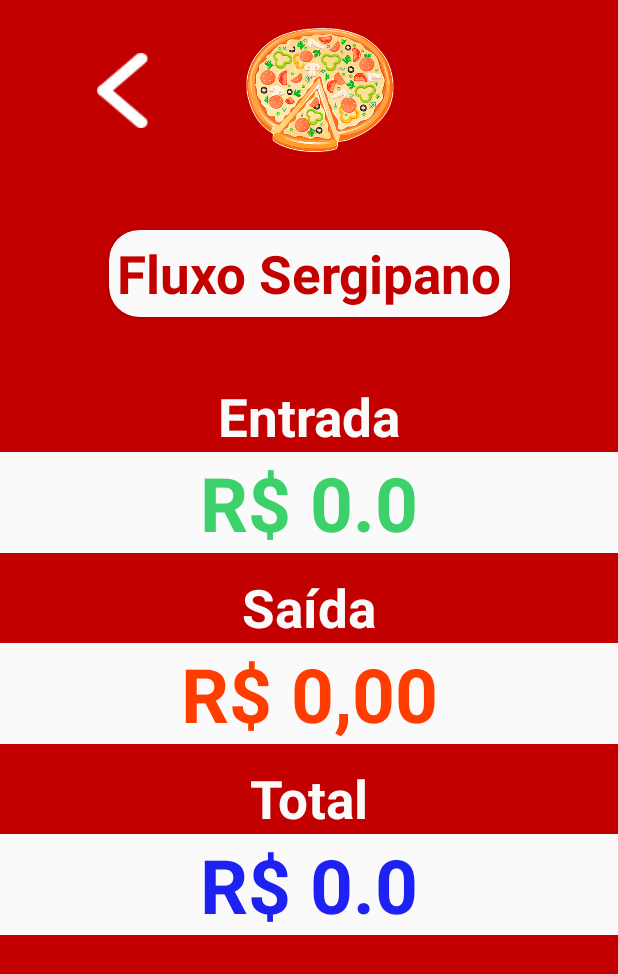
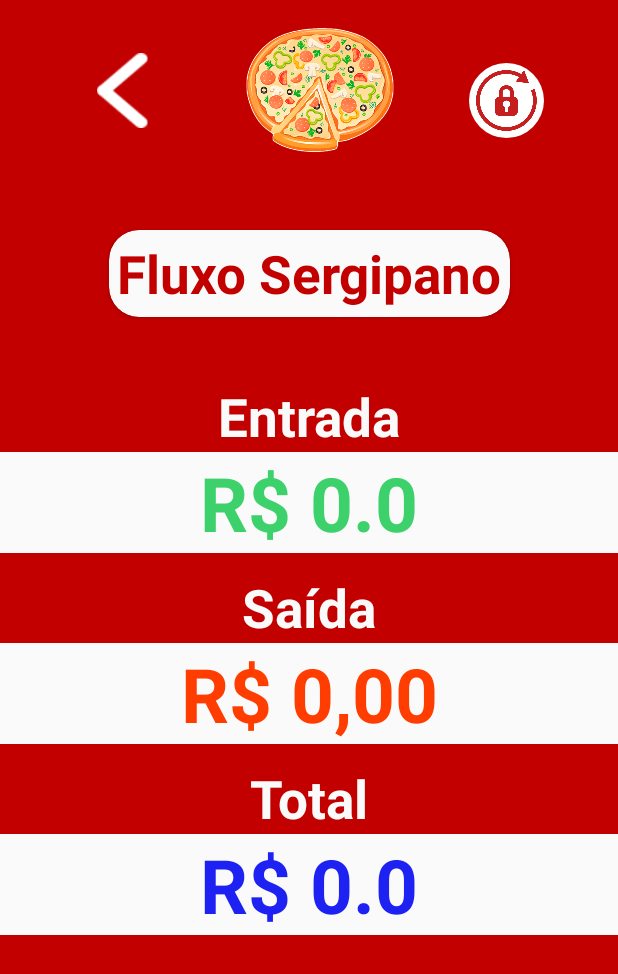
Before and after one commit to erikAntunes/AppFluxoSergipano-release-1.0, an Android app: the BalancoTotalActivity screen opened directly, with no data from a screen before it, on a phone screen of 412 x 824 dp. Shown: the top 974 px of the screen. Run offline under Robolectric (Android 15) with nearby library versions, the phone set to English and light mode, and no system bars; our stand-ins replace CircleImageView, Room's generated code; libraries missing offline, so code that uses them is left out: cn.pedant, github.nisrulz.screenshott; 6 statements that could not run were skipped.

Commit message:
lógica de négocio práticamente pronta

```diff
--- a/app/build.gradle
+++ b/app/build.gradle
@@ -38,4 +38,5 @@ dependencies {
     implementation 'com.android.support:cardview-v7:28.0.0'
     implementation "androidx.room:room-runtime:2.2.2"
     annotationProcessor "androidx.room:room-compiler:2.2.2"
+    implementation 'com.github.nisrulz:screenshott:2.0.0'
 }
--- a/app/src/main/AndroidManifest.xml
+++ b/app/src/main/AndroidManifest.xml
@@ -1,6 +1,9 @@
 <?xml version="1.0" encoding="utf-8"?>
 <manifest xmlns:android="http://schemas.android.com/apk/res/android"
     package="com.titanz.fluxosergipano">
+
+    <uses-permission android:name="android.permission.WRITE_EXTERNAL_STORAGE"/>
+    <uses-permission android:name="android.permission.READ_EXTERNAL_STORAGE"/>
 
     <application
         android:allowBackup="true"
--- a/app/src/main/res/layout/activity_balanco_total.xml
+++ b/app/src/main/res/layout/activity_balanco_total.xml
@@ -4,8 +4,18 @@
     xmlns:tools="http://schemas.android.com/tools"
     android:layout_width="match_parent"
     android:layout_height="match_parent"
+    android:id="@+id/balanco_container_id"
     android:background="@color/colorPrimaryDark"
     tools:context=".view.BalancoTotalActivity">
+
+    <ImageView
+        android:id="@+id/balanco_screenshot"
+        android:layout_width="match_parent"
+        android:layout_height="match_parent"
+        app:layout_constraintBottom_toBottomOf="parent"
+        app:layout_constraintEnd_toEndOf="parent"
+        app:layout_constraintStart_toStartOf="parent"
+        app:layout_constraintTop_toTopOf="parent" />
 
     <TextView
         android:id="@+id/balanco_total_textView"
@@ -113,6 +123,7 @@
     </de.hdodenhof.circleimageview.CircleImageView>
 
     <com.google.android.material.card.MaterialCardView
+        android:id="@+id/materialCardView4"
         android:layout_width="wrap_content"
         android:layout_height="wrap_content"
         android:backgroundTint="@color/colorWhite"
@@ -146,4 +157,17 @@
         app:layout_constraintStart_toStartOf="parent"
         app:layout_constraintTop_toTopOf="@+id/circleImageView2" />
 
+    <de.hdodenhof.circleimageview.CircleImageView
+        android:id="@+id/reset_circleView_id"
+        android:layout_width="50dp"
+        android:layout_height="50dp"
+        android:src="@drawable/reset_database"
+        app:layout_constraintBottom_toTopOf="@+id/materialCardView4"
+        app:layout_constraintEnd_toEndOf="parent"
+        app:layout_constraintStart_toEndOf="@+id/circleImageView2"
+        app:layout_constraintTop_toTopOf="parent"
+        app:layout_constraintVertical_bias="0.406">
+
+    </de.hdodenhof.circleimageview.CircleImageView>
+
 </androidx.constraintlayout.widget.ConstraintLayout>
--- a/app/src/main/res/layout/celula_pedido.xml
+++ b/app/src/main/res/layout/celula_pedido.xml
@@ -32,14 +32,14 @@
             android:layout_marginLeft="20dp"/>
 
         <TextView
-            android:padding="3dp"
             android:id="@+id/pedido_descricao_id"
             android:layout_width="wrap_content"
             android:layout_height="wrap_content"
             android:layout_gravity="center"
-            android:text="Calamuça"
+            android:text="Pizza"
+            android:textStyle="bold"
             android:textColor="@color/colorAccent"
-            android:textSize="25sp" />
+            android:textSize="23sp" />
 
     <TextView
         android:id="@+id/pedido_valor_id"
--- a/app/src/main/res/values/styles.xml
+++ b/app/src/main/res/values/styles.xml
@@ -8,4 +8,5 @@
         <item name="colorAccent">@color/colorWhite</item>
     </style>
 
+
 </resources>
```
Also changed, not shown: app/src/main/java/com/titanz/fluxosergipano/view/BalancoTotalActivity.java (+71 -0 lines), app/src/main/res/drawable-v24/reset_database.png (added).
